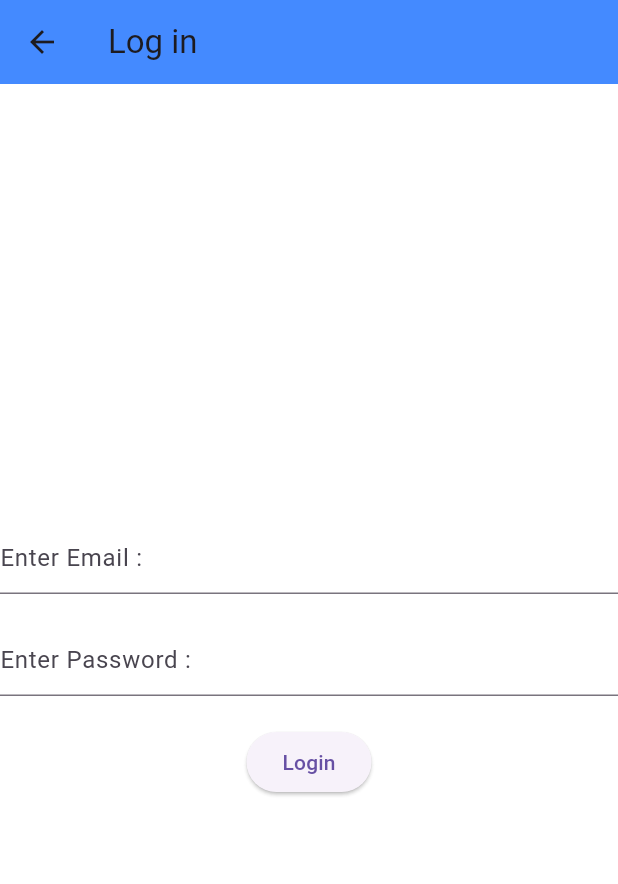
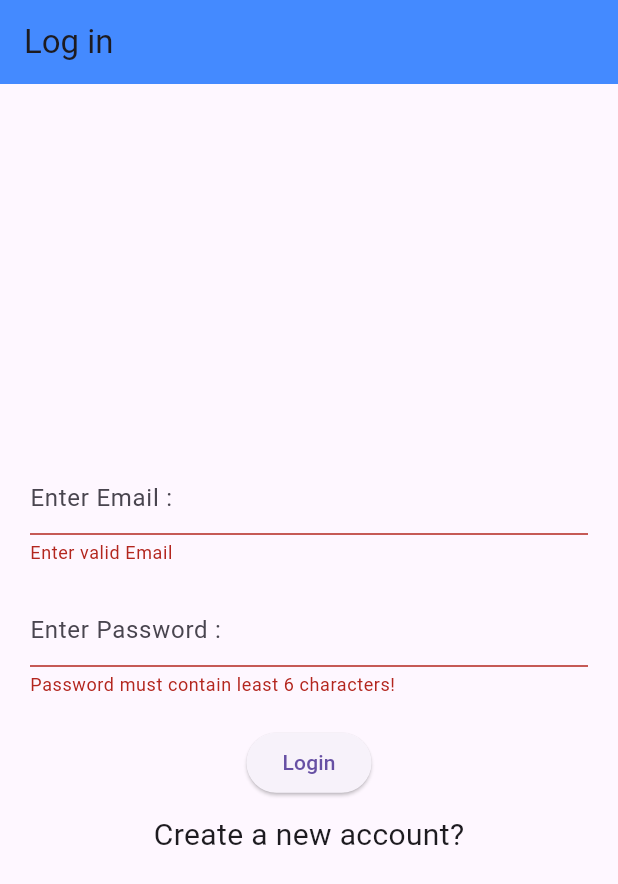
Before and after one commit to avni-7span/firebase_integration, a Flutter app: the LoginScreen screen opened directly, after a tap on "Login", on a phone screen of 412 x 824 dp. Shown: the top 884 px of the screen. Run offline on Flutter 3.47's test engine with Material 3 defaults, Android fonts, the phone set to English and light mode, and no system bars; our stand-ins replace firebase_auth, firebase_core; accounts and stored records are empty.

Commit message:
login functionality with keep users logged in

```diff
--- a/lib/firebase functions/firebase_functions.dart
+++ b/lib/firebase functions/firebase_functions.dart
@@ -1,14 +1,31 @@
 import 'package:firebase_auth/firebase_auth.dart';
-import 'package:flutter/foundation.dart';
 
 class FirebaseFunctions {
   static Future<void> createUser(String email, String password) async {
     try {
-      UserCredential userCredential = await FirebaseAuth.instance
+      await FirebaseAuth.instance
           .createUserWithEmailAndPassword(email: email, password: password);
+    } on FirebaseAuthException catch (e) {
+      if (e.code == 'weak-password') {
+        print('The password provided is too weak.');
+      } else if (e.code == 'email-already-in-use') {
+        print('The account already exists for that email.');
+      }
     } catch (e) {
-      if (kDebugMode) {
-        print(e);
+      print(e);
+    }
+  }
+
+  static Future<void> loginUser(String email, String password) async {
+    try {
+      // UserCredential userCredential = await FirebaseAuth.instance
+      await FirebaseAuth.instance
+          .signInWithEmailAndPassword(email: email, password: password);
+    } on FirebaseAuthException catch (e) {
+      if (e.code == 'user-not-found') {
+        print('No user found for that email.');
+      } else if (e.code == 'wrong-password') {
+        print('Wrong password provided for that user.');
       }
     }
   }
--- a/lib/main.dart
+++ b/lib/main.dart
@@ -1,4 +1,6 @@
-import 'package:firebase/screens/sign_up_screen.dart';
+import 'package:firebase/screens/login_screen.dart';
+import 'package:firebase/screens/profile_screen.dart';
+import 'package:firebase_auth/firebase_auth.dart';
 import 'package:flutter/material.dart';
 import 'package:firebase_core/firebase_core.dart';
 
@@ -8,13 +10,26 @@ void main() async {
   runApp(const App());
 }
 
-class App extends StatelessWidget {
+class App extends StatefulWidget {
   const App({super.key});
 
   @override
+  State<App> createState() => _AppState();
+}
+
+class _AppState extends State<App> {
+  User? user;
+
+  @override
+  void initState() {
+    super.initState();
+    user = FirebaseAuth.instance.currentUser;
+  }
+
+  @override
   Widget build(BuildContext context) {
-    return const MaterialApp(
-      home: SignUpScreen(),
+    return MaterialApp(
+      home: user != null ? const ProfileScreen() : const LoginScreen(),
     );
   }
 }
--- a/lib/screens/login_screen.dart
+++ b/lib/screens/login_screen.dart
@@ -1,3 +1,7 @@
+import 'dart:async';
+import 'package:firebase/firebase%20functions/firebase_functions.dart';
+import 'package:firebase/screens/profile_screen.dart';
+import 'package:firebase/screens/sign_up_screen.dart';
 import 'package:firebase/validators/validators.dart';
 import 'package:flutter/material.dart';
 
@@ -9,6 +13,32 @@ class LoginScreen extends StatefulWidget {
 }
 
 class _SignUpScreenState extends State<LoginScreen> {
+  final _formKey = GlobalKey<FormState>();
+
+  final StreamController<String> _emailStreamController =
+      StreamController<String>();
+  final StreamController<String> _passwordStreamController =
+      StreamController<String>();
+
+  String _currentEmail = '';
+  String _currentPassword = '';
+
+  @override
+  void initState() {
+    super.initState();
+
+    _emailStreamController.stream.listen(
+      (email) {
+        _currentEmail = email;
+      },
+    );
+    _passwordStreamController.stream.listen(
+      (password) {
+        _currentPassword = password;
+      },
+    );
+  }
+
   @override
   Widget build(BuildContext context) {
     return Scaffold(
@@ -16,23 +46,71 @@ class _SignUpScreenState extends State<LoginScreen> {
         title: const Text('Log in '),
         backgroundColor: Colors.blueAccent,
       ),
-      backgroundColor: Colors.white70,
-      body: Center(
+      // backgroundColor: Colors.white70,
+      body: Form(
+        key: _formKey,
+        child: Center(
+          child: Padding(
+            padding: const EdgeInsets.only(left: 20, right: 20),
             child: Column(
               mainAxisAlignment: MainAxisAlignment.center,
               children: [
-            const TextField(
-              // controller:,
-              decoration: InputDecoration(hintText: 'Enter Email : '),
+                TextFormField(
+                  validator: Validators.emailValidator,
+                  onChanged: (email) {
+                    _emailStreamController.sink.add(email);
+                  },
+                  autovalidateMode: AutovalidateMode.onUserInteraction,
+                  decoration: const InputDecoration(hintText: 'Enter Email : '),
                 ),
                 const SizedBox(height: 20),
-            const TextField(
-              // controller:,
-              decoration: InputDecoration(hintText: 'Enter Password : '),
+                TextFormField(
+                  validator: Validators.passwordValidator,
+                  onChanged: (password) {
+                    _passwordStreamController.sink.add(password);
+                  },
+                  autovalidateMode: AutovalidateMode.onUserInteraction,
+                  decoration:
+                      const InputDecoration(hintText: 'Enter Password : '),
                 ),
                 const SizedBox(height: 20),
-            ElevatedButton(onPressed: () {}, child: const Text('Login')),
+                ElevatedButton(
+                  onPressed: () async {
+                    if (_formKey.currentState!.validate()) {
+                      await FirebaseFunctions.loginUser(
+                          _currentEmail, _currentPassword);
+                      Navigator.pushReplacement(
+                        context,
+                        MaterialPageRoute(
+                          builder: (context) => const ProfileScreen(),
+                        ),
+                      );
+                    } else {
+                      const SnackBar(
+                        content: Text('Enter valid Information'),
+                      );
+                    }
+                  },
+                  child: const Text('Login'),
+                ),
+                const SizedBox(height: 10),
+                InkWell(
+                  child: const Text(
+                    'Create a new account?',
+                    style: TextStyle(fontSize: 20),
+                  ),
+                  onTap: () {
+                    Navigator.pushReplacement(
+                      context,
+                      MaterialPageRoute(
+                        builder: (context) => const SignUpScreen(),
+                      ),
+                    );
+                  },
+                )
               ],
+            ),
+          ),
         ),
       ),
     );
--- a/lib/screens/profile_screen.dart
+++ b/lib/screens/profile_screen.dart
@@ -7,7 +7,7 @@ class ProfileScreen extends StatelessWidget {
   Widget build(BuildContext context) {
     return Scaffold(
       appBar: AppBar(
-        title: Text('Profile Screen'),
+        title: const Text('Profile Screen'),
         backgroundColor: Colors.blueAccent,
       ),
       backgroundColor: Colors.white70,
--- a/lib/validators/validators.dart
+++ b/lib/validators/validators.dart
@@ -1,7 +1,7 @@
 class Validators {
   static String? emailValidator(String? value) {
     if (value!.isEmpty ||
-        !RegExp(r'^[\w-\.]+@([\w-]+\.)+[\w]{2,4}').hasMatch(value!)) {
+        !RegExp(r'^[\w-\.]+@([\w-]+\.)+[\w]{2,4}').hasMatch(value)) {
       return 'Enter valid Email';
     } else {
       return null;
--- a/pubspec.yaml
+++ b/pubspec.yaml
@@ -38,6 +38,7 @@ dependencies:
   cupertino_icons: ^1.0.6
   firebase_core: ^3.2.0
   firebase_auth: ^5.1.2
+  shared_preferences: ^2.2.3
 
 dev_dependencies:
   flutter_test:
```
Also changed, not shown: lib/screens/sign_up_screen.dart (+35 -18 lines), pubspec.lock, 1 other file. Lines whose indentation alone changed are shown as unchanged.
